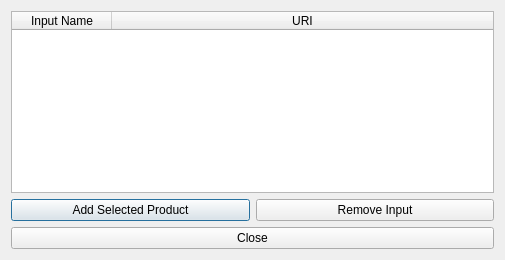
Above: gui/edit_inputs.ui from dddjef/pulse before the change. Below: the same form after it.
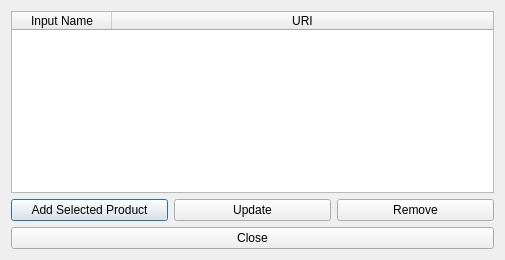
That is the form after the change.

Commit message: gui update input button added

Patch:
```diff
--- a/gui/edit_inputs.ui
+++ b/gui/edit_inputs.ui
@@ -57,10 +57,17 @@
          </property>
         </widget>
        </item>
+       <item>
+        <widget class="QPushButton" name="update_pushButton">
+         <property name="text">
+          <string>Update</string>
+         </property>
+        </widget>
+       </item>
        <item>
         <widget class="QPushButton" name="removeInput_pushButton">
          <property name="text">
-          <string>Remove Input</string>
+          <string>Remove</string>
          </property>
         </widget>
        </item>
```
The commit also changes 1 other file.
